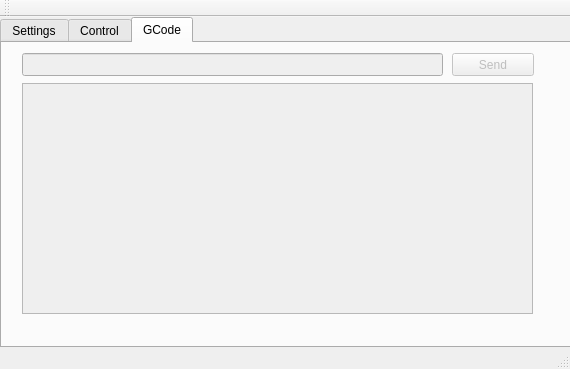
Old version of the form grbl_pocket_controller/grblpocketcontroller.ui in the repository clementleger/grbl_pocket_controller.
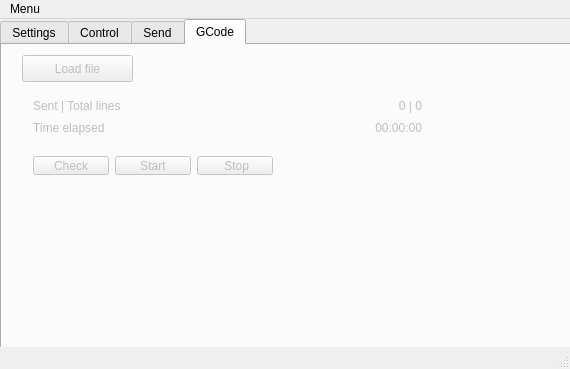
New version of the form. The open tabs and pages were chosen to show the change. Icons and pictures are not drawn.

Patch:
```diff
--- a/grbl_pocket_controller/grblpocketcontroller.ui
+++ b/grbl_pocket_controller/grblpocketcontroller.ui
@@ -46,12 +46,18 @@
         <x>20</x>
         <y>20</y>
         <width>301</width>
-        <height>91</height>
+        <height>71</height>
        </rect>
       </property>
       <layout class="QGridLayout" name="gridLayout_2">
        <item row="1" column="1">
         <widget class="QComboBox" name="settings_baudrate">
+         <property name="sizePolicy">
+          <sizepolicy hsizetype="MinimumExpanding" vsizetype="Fixed">
+           <horstretch>0</horstretch>
+           <verstretch>0</verstretch>
+          </sizepolicy>
+         </property>
          <property name="acceptDrops">
           <bool>false</bool>
          </property>
@@ -62,20 +68,38 @@
        </item>
        <item row="1" column="0">
         <widget class="QLabel" name="label_settings_baudrate">
+         <property name="sizePolicy">
+          <sizepolicy hsizetype="Minimum" vsizetype="Preferred">
+           <horstretch>0</horstretch>
+           <verstretch>0</verstretch>
+          </sizepolicy>
+         </property>
          <property name="text">
-          <string>Baudrate</string>
+          <string>Baudrate:</string>
          </property>
         </widget>
        </item>
        <item row="0" column="0">
         <widget class="QLabel" name="label_settings_serial">
+         <property name="sizePolicy">
+          <sizepolicy hsizetype="Minimum" vsizetype="Preferred">
+           <horstretch>0</horstretch>
+           <verstretch>0</verstretch>
+          </sizepolicy>
+         </property>
          <property name="text">
-          <string>Serial port :</string>
+          <string>Serial port:</string>
          </property>
         </widget>
        </item>
        <item row="0" column="1">
         <widget class="QComboBox" name="settings_serial">
+         <property name="sizePolicy">
+          <sizepolicy hsizetype="MinimumExpanding" vsizetype="Fixed">
+           <horstretch>0</horstretch>
+           <verstretch>0</verstretch>
+          </sizepolicy>
+         </property>
          <property name="editable">
           <bool>false</bool>
          </property>
@@ -98,30 +122,23 @@
          </property>
         </widget>
        </item>
-       <item row="2" column="1">
-        <widget class="QPushButton" name="settings_connect">
-         <property name="text">
-          <string>Connect</string>
-         </property>
-         <property name="icon">
-          <iconset resource="resources.qrc">
-           <normaloff>:/icons/connect.png</normaloff>:/icons/connect.png</iconset>
-         </property>
-        </widget>
-       </item>
       </layout>
      </widget>
-     <widget class="QLabel" name="label_connect">
+     <widget class="QPushButton" name="settings_connect">
       <property name="geometry">
        <rect>
         <x>20</x>
-        <y>130</y>
-        <width>301</width>
-        <height>71</height>
+        <y>100</y>
+        <width>141</width>
+        <height>27</height>
        </rect>
       </property>
       <property name="text">
-       <string/>
+       <string>Connect</string>
+      </property>
+      <property name="icon">
+       <iconset resource="resources.qrc">
+        <normaloff>:/icons/connect.png</normaloff>:/icons/connect.png</iconset>
       </property>
      </widget>
     </widget>
@@ -153,7 +170,7 @@
         <number>2</number>
        </property>
        <item row="0" column="1">
-        <widget class="QPushButton" name="move_y_min">
+        <widget class="QPushButton" name="control_move_y_min">
          <property name="minimumSize">
           <size>
            <width>0</width>
@@ -186,7 +203,7 @@
         </spacer>
        </item>
        <item row="1" column="2">
-        <widget class="QPushButton" name="move_x_min">
+        <widget class="QPushButton" name="control_move_x_min">
          <property name="minimumSize">
           <size>
            <width>0</width>
@@ -203,7 +220,7 @@
         </widget>
        </item>
        <item row="1" column="0">
-        <widget class="QPushButton" name="move_x_max">
+        <widget class="QPushButton" name="control_move_x_max">
          <property name="minimumSize">
           <size>
            <width>0</width>
@@ -220,7 +237,7 @@
         </widget>
        </item>
        <item row="1" column="1">
-        <widget class="QPushButton" name="move_home">
+        <widget class="QPushButton" name="control_move_home">
          <property name="minimumSize">
           <size>
            <width>0</width>
@@ -237,7 +254,7 @@
         </widget>
        </item>
        <item row="0" column="2">
-        <widget class="QPushButton" name="move_x_min_y_min">
+        <widget class="QPushButton" name="control_move_x_min_y_min">
          <property name="minimumSize">
           <size>
            <width>0</width>
@@ -254,7 +271,7 @@
         </widget>
        </item>
        <item row="0" column="4">
-        <widget class="QPushButton" name="move_z_max">
+        <widget class="QPushButton" name="control_move_z_max">
          <property name="minimumSize">
           <size>
            <width>0</width>
@@ -271,7 +288,7 @@
         </widget>
        </item>
        <item row="0" column="0">
-        <widget class="QPushButton" name="move_x_max_y_min">
+        <widget class="QPushButton" name="control_move_x_max_y_min">
          <property name="minimumSize">
           <size>
            <width>0</width>
@@ -288,7 +305,7 @@
         </widget>
        </item>
        <item row="2" column="4">
-        <widget class="QPushButton" name="move_z_min">
+        <widget class="QPushButton" name="control_move_z_min">
          <property name="minimumSize">
           <size>
            <width>0</width>
@@ -311,7 +328,7 @@
         </widget>
        </item>
        <item row="1" column="4">
-        <widget class="QPushButton" name="move_stop">
+        <widget class="QPushButton" name="control_move_stop">
          <property name="minimumSize">
           <size>
            <width>0</width>
@@ -328,7 +345,7 @@
         </widget>
        </item>
        <item row="2" column="2">
-        <widget class="QPushButton" name="move_x_min_y_max">
+        <widget class="QPushButton" name="control_move_x_min_y_max">
          <property name="minimumSize">
           <size>
            <width>0</width>
@@ -345,7 +362,7 @@
         </widget>
        </item>
        <item row="2" column="0">
-        <widget class="QPushButton" name="move_x_max_y_max">
+        <widget class="QPushButton" name="control_move_x_max_y_max">
          <property name="minimumSize">
           <size>
            <width>0</width>
@@ -362,7 +379,7 @@
         </widget>
        </item>
        <item row="2" column="1">
-        <widget class="QPushButton" name="move_y_max">
+        <widget class="QPushButton" name="control_move_y_max">
          <property name="minimumSize">
           <size>
            <width>0</width>
@@ -392,7 +409,7 @@
         <x>20</x>
         <y>130</y>
         <width>311</width>
-        <height>86</height>
+        <height>98</height>
        </rect>
       </property>
       <layout class="QGridLayout" name="gridLayout_3">
@@ -404,21 +421,21 @@
         </widget>
        </item>
        <item row="2" column="1">
-        <widget class="QSlider" name="slider_z_step_size">
+        <widget class="QSlider" name="control_slider_z_step_size">
          <property name="orientation">
           <enum>Qt::Horizontal</enum>
          </property>
         </widget>
        </item>
        <item row="1" column="1">
-        <widget class="QSlider" name="slider_y_step_size">
+        <widget class="QSlider" name="control_slider_y_step_size">
          <property name="orientation">
           <enum>Qt::Horizontal</enum>
          </property>
         </widget>
        </item>
        <item row="0" column="1">
-        <widget class="QSlider" name="slider_x_step_size">
+        <widget class="QSlider" name="control_slider_x_step_size">
          <property name="orientation">
           <enum>Qt::Horizontal</enum>
          </property>
@@ -439,29 +456,29 @@
         </widget>
        </item>
        <item row="0" column="2">
-        <widget class="QSpinBox" name="spinBox"/>
+        <widget class="QSpinBox" name="control_spinbox_x_step_size"/>
        </item>
        <item row="1" column="2">
-        <widget class="QSpinBox" name="spinBox_2"/>
+        <widget class="QSpinBox" name="control_spinbox_y_step_size"/>
        </item>
        <item row="2" column="2">
-        <widget class="QSpinBox" name="spinBox_3"/>
+        <widget class="QSpinBox" name="control_spinbox_z_step_size"/>
        </item>
       </layout>
      </widget>
     </widget>
-    <widget class="QWidget" name="tab_gcode">
+    <widget class="QWidget" name="tab_send">
      <property name="enabled">
       <bool>false</bool>
      </property>
      <attribute name="icon">
       <iconset resource="resources.qrc">
-       <normaloff>:/icons/file_text.png</normaloff>:/icons/file_text.png</iconset>
+       <normaloff>:/icons/edit.png</normaloff>:/icons/edit.png</iconset>
      </attribute>
      <attribute name="title">
-      <string>GCode</string>
+      <string>Send</string>
      </attribute>
-     <widget class="QLineEdit" name="gcode_line">
+     <widget class="QLineEdit" name="send_command_line">
       <property name="geometry">
        <rect>
         <x>20</x>
@@ -471,7 +488,7 @@
        </rect>
       </property>
      </widget>
-     <widget class="QPushButton" name="gcode_send">
+     <widget class="QPushButton" name="send_command_button">
       <property name="geometry">
        <rect>
         <x>450</x>
@@ -484,7 +501,7 @@
        <string>Send</string>
       </property>
      </widget>
-     <widget class="QTextEdit" name="textEdit">
+     <widget class="QTextEdit" name="send_command_ouput">
       <property name="geometry">
        <rect>
         <x>20</x>
@@ -493,29 +510,178 @@
         <height>231</height>
        </rect>
       </property>
+      <property name="readOnly">
+       <bool>true</bool>
+      </property>
+     </widget>
+    </widget>
+    <widget class="QWidget" name="tab_gcode">
+     <property name="enabled">
+      <bool>false</bool>
+     </property>
+     <attribute name="icon">
+      <iconset resource="resources.qrc">
+       <normaloff>:/icons/file_text.png</normaloff>:/icons/file_text.png</iconset>
+     </attribute>
+     <attribute name="title">
+      <string>GCode</string>
+     </attribute>
+     <widget class="QPushButton" name="gcode_load">
+      <property name="geometry">
+       <rect>
+        <x>20</x>
+        <y>10</y>
+        <width>111</width>
+        <height>27</height>
+       </rect>
+      </property>
+      <property name="text">
+       <string>Load file</string>
+      </property>
+      <property name="icon">
+       <iconset resource="resources.qrc">
+        <normaloff>:/icons/open.png</normaloff>:/icons/open.png</iconset>
+      </property>
+     </widget>
+     <widget class="QWidget" name="horizontalLayoutWidget">
+      <property name="geometry">
+       <rect>
+        <x>20</x>
+        <y>100</y>
+        <width>262</width>
+        <height>41</height>
+       </rect>
+      </property>
+      <layout class="QHBoxLayout" name="control_layout">
+       <item>
+        <widget class="QPushButton" name="gcode_check_button">
+         <property name="text">
+          <string>Check</string>
+         </property>
+        </widget>
+       </item>
+       <item>
+        <widget class="QPushButton" name="gcode_start_pause_button">
+         <property name="text">
+          <string>Start</string>
+         </property>
+         <property name="icon">
+          <iconset resource="resources.qrc">
+           <normaloff>:/icons/play.png</normaloff>:/icons/play.png</iconset>
+         </property>
+        </widget>
+       </item>
+       <item>
+        <widget class="QPushButton" name="gcode_stop_button">
+         <property name="text">
+          <string> Stop</string>
+         </property>
+         <property name="icon">
+          <iconset resource="resources.qrc">
+           <normaloff>:/icons/stop.png</normaloff>:/icons/stop.png</iconset>
+         </property>
+        </widget>
+       </item>
+      </layout>
+     </widget>
+     <widget class="QWidget" name="gridLayoutWidget_4">
+      <property name="geometry">
+       <rect>
+        <x>20</x>
+        <y>40</y>
+        <width>411</width>
+        <height>61</height>
+       </rect>
+      </property>
+      <layout class="QGridLayout" name="gridLayout_4">
+       <item row="0" column="1">
+        <spacer name="horizontalSpacer_2">
+         <property name="orientation">
+          <enum>Qt::Horizontal</enum>
+         </property>
+         <property name="sizeHint" stdset="0">
+          <size>
+           <width>40</width>
+           <height>20</height>
+          </size>
+         </property>
+        </spacer>
+       </item>
+       <item row="1" column="0">
+        <widget class="QLabel" name="label_5">
+         <property name="text">
+          <string>Time elapsed</string>
+         </property>
+        </widget>
+       </item>
+       <item row="0" column="2">
+        <widget class="QLabel" name="gcode_label_lines">
+         <property name="text">
+          <string>0 | 0</string>
+         </property>
+         <property name="alignment">
+          <set>Qt::AlignRight|Qt::AlignTrailing|Qt::AlignVCenter</set>
+         </property>
+        </widget>
+       </item>
+       <item row="0" column="0">
+        <widget class="QLabel" name="label_4">
+         <property name="text">
+          <string>Sent | Total lines</string>
+         </property>
+        </widget>
+       </item>
+       <item row="1" column="2">
+        <widget class="QLabel" name="gcode_label_time">
+         <property name="text">
+          <string>00:00:00</string>
+         </property>
+         <property name="alignment">
+          <set>Qt::AlignRight|Qt::AlignTrailing|Qt::AlignVCenter</set>
+         </property>
+        </widget>
+       </item>
+      </layout>
+     </widget>
+     <widget class="QLabel" name="gcode_filename_label">
+      <property name="geometry">
+       <rect>
+        <x>150</x>
+        <y>10</y>
+        <width>281</width>
+        <height>22</height>
+       </rect>
+      </property>
+      <property name="text">
+       <string/>
+      </property>
      </widget>
     </widget>
    </widget>
   </widget>
+  <widget class="QStatusBar" name="status_bar"/>
   <widget class="QMenuBar" name="menuBar">
    <property name="geometry">
     <rect>
      <x>0</x>
      <y>0</y>
      <width>570</width>
-     <height>20</height>
+     <height>24</height>
     </rect>
    </property>
+   <widget class="QMenu" name="menu">
+    <property name="title">
+     <string>Menu</string>
+    </property>
+    <addaction name="action_quit"/>
+   </widget>
+   <addaction name="menu"/>
   </widget>
-  <widget class="QToolBar" name="mainToolBar">
-   <attribute name="toolBarArea">
-    <enum>TopToolBarArea</enum>
-   </attribute>
-   <attribute name="toolBarBreak">
-    <bool>true</bool>
-   </attribute>
-  </widget>
-  <widget class="QStatusBar" name="status_bar"/>
+  <action name="action_quit">
+   <property name="text">
+    <string>Quit</string>
+   </property>
+  </action>
  </widget>
  <layoutdefault spacing="6" margin="11"/>
  <resources>
```
